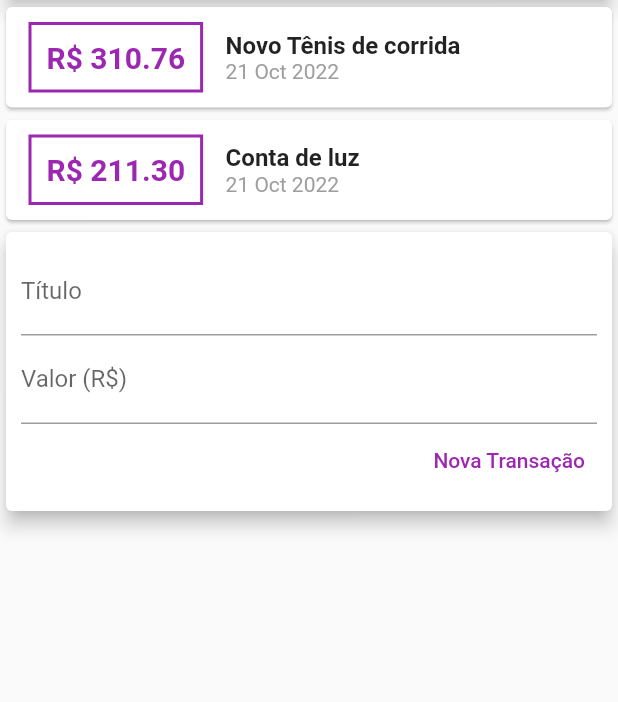
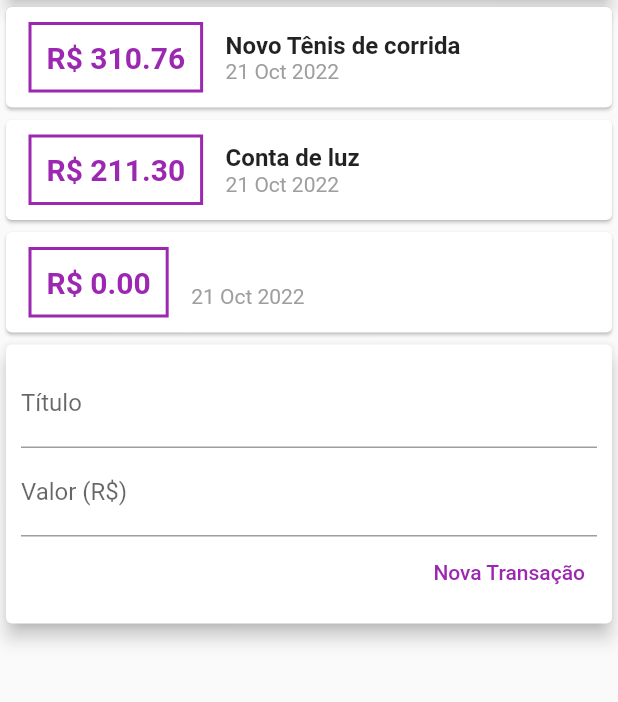
Before and after one commit to raphaelgumieri/estudos, a Flutter app: the screen it shows after launch, after a tap on "Nova Transação", on a phone screen of 412 x 824 dp, the part 119-821 px from its top. Run offline on Flutter 3.47's test engine with Material 2 defaults, Android fonts, the phone set to English and light mode, and no system bars.

Commit message:
despesas pessoais: adicionando transação parte 2

```diff
--- a/flutter/aprenda_flutter_e_desenvolva_apps_para_android_e_ios_2022/m02_construindo_app_real_despesas_pessoais/despesas_pessoais/lib/components/transaction_form.dart
+++ b/flutter/aprenda_flutter_e_desenvolva_apps_para_android_e_ios_2022/m02_construindo_app_real_despesas_pessoais/despesas_pessoais/lib/components/transaction_form.dart
@@ -1,12 +1,13 @@
 import 'package:flutter/material.dart';
 
 class TransactionForm extends StatelessWidget {
-  const TransactionForm({super.key});
+  final titleController = TextEditingController();
+  final valueController = TextEditingController();
+  final void Function(String, double) onSubmit;
 
+  TransactionForm(this.onSubmit);
   @override
   Widget build(BuildContext context) {
-    final titleController = TextEditingController();
-    final valueController = TextEditingController();
     return Card(
       elevation: 5,
       child: Padding(
@@ -30,8 +31,10 @@ class TransactionForm extends StatelessWidget {
               children: [
                 TextButton(
                   onPressed: () {
-                    print(titleController.text);
-                    print(valueController.text);
+                    final title = titleController.text;
+                    final value = double.tryParse(valueController.text) ?? 0.0;
+                    onSubmit(title, value);
+                    // está passando esses valores para transaction_user, na função _addTransaction
                   },
                   style: TextButton.styleFrom(
                     foregroundColor: Colors.purple,
--- a/flutter/aprenda_flutter_e_desenvolva_apps_para_android_e_ios_2022/m02_construindo_app_real_despesas_pessoais/despesas_pessoais/lib/components/transaction_user.dart
+++ b/flutter/aprenda_flutter_e_desenvolva_apps_para_android_e_ios_2022/m02_construindo_app_real_despesas_pessoais/despesas_pessoais/lib/components/transaction_user.dart
@@ -1,7 +1,4 @@
-import 'dart:math';
-
 import 'package:flutter/material.dart';
-
 import '../models/transaction.dart';
 import 'transaction_form.dart';
 import 'transaction_list.dart';
@@ -27,7 +24,7 @@ class _TransactionUserState extends State<TransactionUser> {
     )
   ];
 
-  _addTransaction({required String title, required double value}) {
+  _addTransaction(String title, double value) {
     final newTransaction = Transaction(
       id: (_transactions.length + 1).toString(),
       title: title,
@@ -45,7 +42,7 @@ class _TransactionUserState extends State<TransactionUser> {
     return Column(
       children: <Widget>[
         TransactionList(_transactions),
-        TransactionForm(),
+        TransactionForm(_addTransaction),
       ],
     );
   }
```
